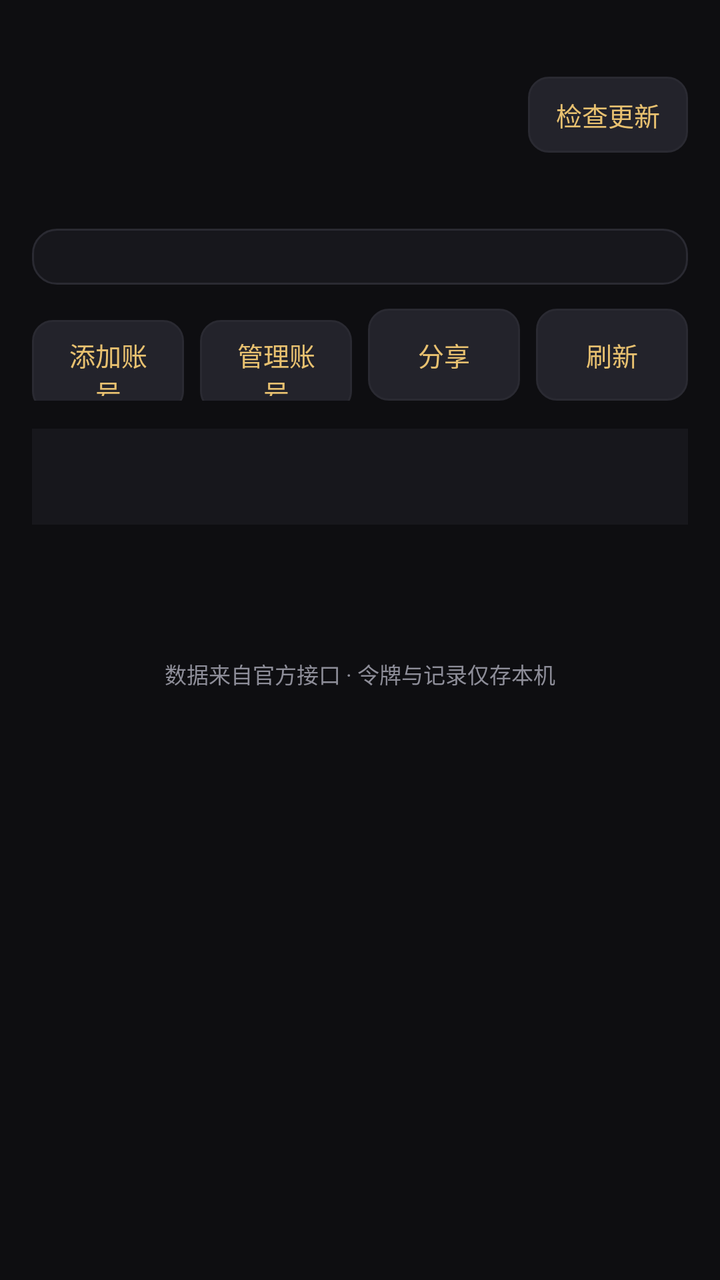
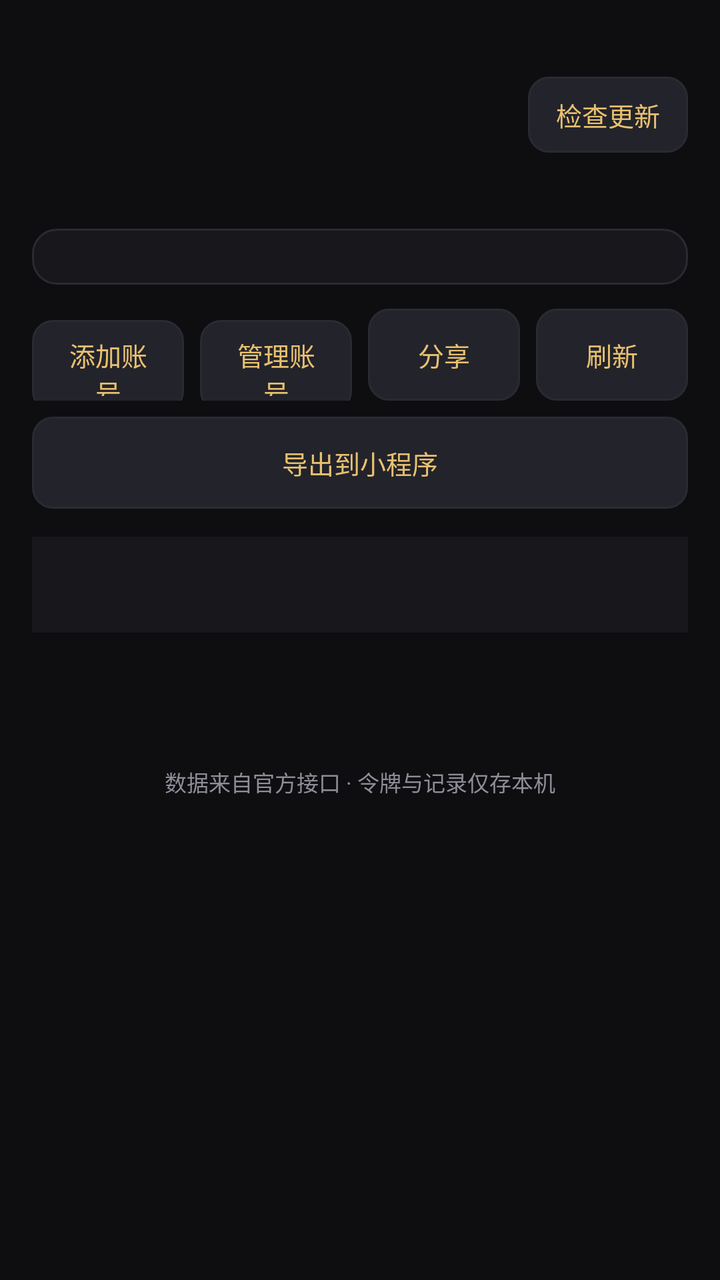

The first picture is an Android layout as it rendered before a commit; the second is the same layout after the commit. The layout source and the unified diff follow.
<!-- AndroidManifest.xml: application theme Theme.XKL -->
<!-- res/layout/activity_main.xml -->
<?xml version="1.0" encoding="utf-8"?>
<ScrollView xmlns:android="http://schemas.android.com/apk/res/android"
    xmlns:app="http://schemas.android.com/apk/res-auto"
    android:layout_width="match_parent"
    android:layout_height="match_parent"
    android:background="@color/bg"
    android:fillViewport="true">

    <LinearLayout
        android:layout_width="match_parent"
        android:layout_height="wrap_content"
        android:orientation="vertical"
        android:padding="16dp">

        <TextView
            android:id="@+id/uid_view"
            android:layout_width="match_parent"
            android:layout_height="wrap_content"
            android:textColor="@color/text_dim"
            android:textSize="12sp" />

        
        <LinearLayout
            android:layout_width="match_parent"
            android:layout_height="wrap_content"
            android:layout_marginTop="6dp"
            android:gravity="center_vertical"
            android:orientation="horizontal">

            <TextView
                android:id="@+id/title_view"
                android:layout_width="0dp"
                android:layout_height="wrap_content"
                android:layout_weight="1"
                android:textColor="@color/gold"
                android:textSize="24sp"
                android:textStyle="bold" />

            <androidx.appcompat.widget.AppCompatButton
                android:id="@+id/update_button"
                style="@style/XklButton"
                android:layout_width="wrap_content"
                android:layout_height="38dp"
                android:layout_marginStart="10dp"
                android:paddingTop="0dp"
                android:paddingBottom="0dp"
                android:text="@string/main_check_update" />
        </LinearLayout>

        <LinearLayout
            android:id="@+id/hero_row"
            android:layout_width="match_parent"
            android:layout_height="wrap_content"
            android:layout_marginTop="14dp"
            android:orientation="horizontal" />

        <LinearLayout
            android:id="@+id/tags_row"
            android:layout_width="match_parent"
            android:layout_height="wrap_content"
            android:layout_marginTop="10dp"
            android:orientation="horizontal" />

        <LinearLayout
            android:id="@+id/stats_row"
            android:layout_width="match_parent"
            android:layout_height="wrap_content"
            android:layout_marginTop="14dp"
            android:background="@drawable/bg_card"
            android:orientation="horizontal"
            android:paddingTop="14dp"
            android:paddingBottom="14dp" />

        <LinearLayout
            android:layout_width="match_parent"
            android:layout_height="wrap_content"
            android:layout_marginTop="12dp"
            android:orientation="horizontal">

            <androidx.appcompat.widget.AppCompatButton
                android:id="@+id/add_button"
                style="@style/XklButton"
                android:layout_width="0dp"
                android:layout_height="46dp"
                android:layout_weight="1"
                android:text="@string/main_add_account" />

            <androidx.appcompat.widget.AppCompatButton
                android:id="@+id/account_button"
                style="@style/XklButton"
                android:layout_width="0dp"
                android:layout_height="46dp"
                android:layout_marginStart="8dp"
                android:layout_weight="1"
                android:text="@string/main_pick_account" />

            <androidx.appcompat.widget.AppCompatButton
                android:id="@+id/share_button"
                style="@style/XklButton"
                android:layout_width="0dp"
                android:layout_height="46dp"
                android:layout_marginStart="8dp"
                android:layout_weight="1"
                android:text="@string/main_share" />

            <androidx.appcompat.widget.AppCompatButton
                android:id="@+id/refresh_button"
                style="@style/XklButton"
                android:layout_width="0dp"
                android:layout_height="46dp"
                android:layout_marginStart="8dp"
                android:layout_weight="1"
                android:text="@string/main_refresh" />
        </LinearLayout>

        <com.google.android.material.tabs.TabLayout
            android:id="@+id/tab_layout"
            android:layout_width="match_parent"
            android:layout_height="wrap_content"
            android:layout_marginTop="14dp"
            app:tabIndicatorColor="@color/gold"
            app:tabMode="scrollable"
            app:tabSelectedTextColor="@color/gold"
            app:tabTextColor="@color/text_dim" />

        <TextView
            android:id="@+id/pool_stat_view"
            android:layout_width="match_parent"
            android:layout_height="wrap_content"
            android:layout_marginTop="12dp"
            android:textColor="@color/gold"
            android:textSize="15sp"
            android:textStyle="bold" />

        <ProgressBar
            android:id="@+id/progress_bar"
            style="?android:attr/progressBarStyleHorizontal"
            android:layout_width="match_parent"
            android:layout_height="wrap_content"
            android:layout_marginTop="8dp"
            android:indeterminate="true"
            android:indeterminateTint="@color/gold"
            android:visibility="gone" />

        <LinearLayout
            android:id="@+id/ssr_list"
            android:layout_width="match_parent"
            android:layout_height="wrap_content"
            android:layout_marginTop="6dp"
            android:orientation="vertical" />

        <TextView
            android:id="@+id/empty_view"
            android:layout_width="match_parent"
            android:layout_height="wrap_content"
            android:layout_marginTop="24dp"
            android:gravity="center"
            android:textColor="@color/text_dim"
            android:textSize="13sp"
            android:visibility="gone" />

        <TextView
            android:id="@+id/footer_view"
            android:layout_width="match_parent"
            android:layout_height="wrap_content"
            android:layout_marginTop="28dp"
            android:gravity="center"
            android:text="@string/main_footer"
            android:textColor="@color/text_dim"
            android:textSize="11sp" />
    </LinearLayout>
</ScrollView>
<!-- resources referenced by this layout -->
<resources>
  <color name="bg">#0E0E11</color>
  <color name="gold">#E8C170</color>
  <color name="text_dim">#8E8E99</color>
  <!-- drawable bg_card (drawable) -->
  <?xml version="1.0" encoding="utf-8"?>
  <shape xmlns:android="http://schemas.android.com/apk/res/android">
      <solid android:color="@color/card" />
      <corners android:radius="12dp" />
      <stroke android:width="1dp" android:color="@color/card_stroke" />
  </shape>
  <string name="main_add_account">添加账号</string>
  <string name="main_check_update">检查更新</string>
  <string name="main_footer">数据来自官方接口 · 令牌与记录仅存本机</string>
  <string name="main_pick_account">管理账号</string>
  <string name="main_refresh">刷新</string>
  <string name="main_share">分享</string>
  <style name="XklButton" parent="Widget.AppCompat.Button.Borderless">
          <item name="android:layout_height">wrap_content</item>
          <item name="android:background">@drawable/bg_btn</item>
          <item name="android:textColor">@color/gold</item>
          <item name="android:textSize">13sp</item>
          <item name="android:minWidth">0dp</item>
          <item name="android:minHeight">0dp</item>
          <item name="android:paddingStart">14dp</item>
          <item name="android:paddingEnd">14dp</item>
          <item name="android:paddingTop">8dp</item>
          <item name="android:paddingBottom">8dp</item>
      </style>
  <color name="card">#17171C</color>
  <color name="card_stroke">#2A2A32</color>
  <!-- drawable bg_btn (drawable) -->
  <?xml version="1.0" encoding="utf-8"?>
  <shape xmlns:android="http://schemas.android.com/apk/res/android">
      <solid android:color="@color/pill" />
      <corners android:radius="10dp" />
      <stroke android:width="1dp" android:color="@color/card_stroke" />
  </shape>
  <color name="text">#F2F2F5</color>
  <style name="Theme.XKL.Dialog" parent="ThemeOverlay.MaterialComponents.MaterialAlertDialog">
          <item name="colorSurface">@color/card</item>
          <item name="colorOnSurface">@color/text</item>
          <item name="colorPrimary">@color/gold</item>
          <item name="android:textColorPrimary">@color/text</item>
          <item name="android:textColorSecondary">@color/text_dim</item>
          <item name="android:textColorAlertDialogListItem">@color/text</item>
          <item name="shapeAppearanceOverlay">@style/Shape.XKL.Dialog</item>
          <item name="materialAlertDialogTitleTextStyle">@style/XklDialogTitle</item>
          <item name="materialAlertDialogBodyTextStyle">@style/XklDialogBody</item>
      </style>
  <color name="pill">#23232B</color>
  <style name="Shape.XKL.Dialog" parent="">
          <item name="cornerFamily">rounded</item>
          <item name="cornerSize">14dp</item>
      </style>
  <style name="XklDialogTitle" parent="MaterialAlertDialog.MaterialComponents.Title.Text">
          <item name="android:textColor">@color/gold</item>
          <item name="android:textSize">18sp</item>
          <item name="android:textStyle">bold</item>
      </style>
  <style name="XklDialogBody" parent="MaterialAlertDialog.MaterialComponents.Body.Text">
          <item name="android:textColor">@color/text</item>
          <item name="android:textSize">14sp</item>
          <item name="android:lineSpacingExtra">2dp</item>
      </style>
  <!-- unchanged entries left out for length: 1 -->
</resources>

<!-- the commit's change to res/layout/activity_main.xml (unified diff, before → after) -->
@@ -113,6 +113,14 @@
                 android:text="@string/main_refresh" />
         </LinearLayout>
 
+        <androidx.appcompat.widget.AppCompatButton
+            android:id="@+id/export_key_button"
+            style="@style/XklButton"
+            android:layout_width="match_parent"
+            android:layout_height="46dp"
+            android:layout_marginTop="8dp"
+            android:text="@string/main_export_key" />
+
         <com.google.android.material.tabs.TabLayout
             android:id="@+id/tab_layout"
             android:layout_width="match_parent"
<!-- resource entries referenced after the edit -->
@@ -12,6 +12,7 @@
   </shape>
   <string name="main_add_account">添加账号</string>
   <string name="main_check_update">检查更新</string>
+  <string name="main_export_key">导出到小程序</string>
   <string name="main_footer">数据来自官方接口 · 令牌与记录仅存本机</string>
   <string name="main_pick_account">管理账号</string>
   <string name="main_refresh">刷新</string>
